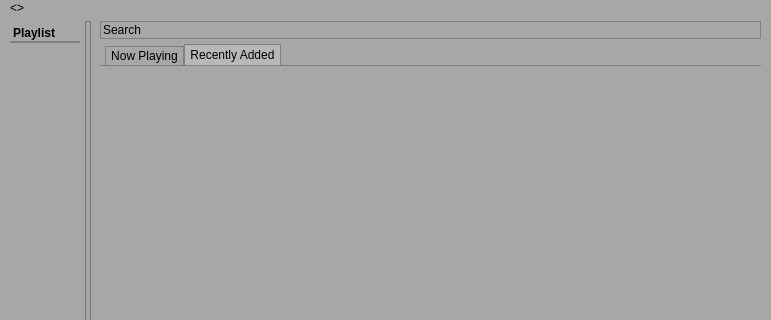
The window that ssmp/ssmp.ui (Sushisource/wubwub) describes before a commit, drawn with Qt 5; both pictures show x 0 to 771 and y 0 to 320 of the 771 by 686 pixel window.
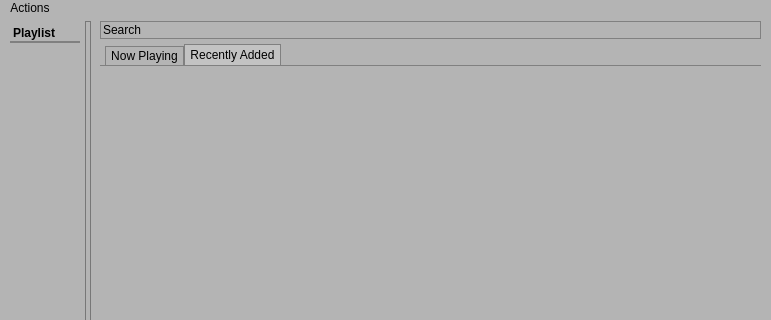
The same window after the commit. Custom widgets are drawn as their Qt base class.

Commit message:
Closeable tabs
Fixed up the ui a bit too

```diff
--- a/ssmp/ssmp.ui
+++ b/ssmp/ssmp.ui
@@ -22,27 +22,27 @@
      <colorrole role="Button">
       <brush brushstyle="SolidPattern">
        <color alpha="255">
-        <red>167</red>
-        <green>167</green>
-        <blue>167</blue>
+        <red>180</red>
+        <green>180</green>
+        <blue>180</blue>
        </color>
       </brush>
      </colorrole>
      <colorrole role="Base">
       <brush brushstyle="SolidPattern">
        <color alpha="255">
-        <red>167</red>
-        <green>167</green>
-        <blue>167</blue>
+        <red>180</red>
+        <green>180</green>
+        <blue>180</blue>
        </color>
       </brush>
      </colorrole>
      <colorrole role="Window">
       <brush brushstyle="SolidPattern">
        <color alpha="255">
-        <red>167</red>
-        <green>167</green>
-        <blue>167</blue>
+        <red>180</red>
+        <green>180</green>
+        <blue>180</blue>
        </color>
       </brush>
      </colorrole>
@@ -60,27 +60,27 @@
      <colorrole role="Button">
       <brush brushstyle="SolidPattern">
        <color alpha="255">
-        <red>167</red>
-        <green>167</green>
-        <blue>167</blue>
+        <red>180</red>
+        <green>180</green>
+        <blue>180</blue>
        </color>
       </brush>
      </colorrole>
      <colorrole role="Base">
       <brush brushstyle="SolidPattern">
        <color alpha="255">
-        <red>167</red>
-        <green>167</green>
-        <blue>167</blue>
+        <red>180</red>
+        <green>180</green>
+        <blue>180</blue>
        </color>
       </brush>
      </colorrole>
      <colorrole role="Window">
       <brush brushstyle="SolidPattern">
        <color alpha="255">
-        <red>167</red>
-        <green>167</green>
-        <blue>167</blue>
+        <red>180</red>
+        <green>180</green>
+        <blue>180</blue>
        </color>
       </brush>
      </colorrole>
@@ -98,27 +98,27 @@
      <colorrole role="Button">
       <brush brushstyle="SolidPattern">
        <color alpha="255">
-        <red>167</red>
-        <green>167</green>
-        <blue>167</blue>
+        <red>180</red>
+        <green>180</green>
+        <blue>180</blue>
        </color>
       </brush>
      </colorrole>
      <colorrole role="Base">
       <brush brushstyle="SolidPattern">
        <color alpha="255">
-        <red>167</red>
-        <green>167</green>
-        <blue>167</blue>
+        <red>180</red>
+        <green>180</green>
+        <blue>180</blue>
        </color>
       </brush>
      </colorrole>
      <colorrole role="Window">
       <brush brushstyle="SolidPattern">
        <color alpha="255">
-        <red>167</red>
-        <green>167</green>
-        <blue>167</blue>
+        <red>180</red>
+        <green>180</green>
+        <blue>180</blue>
        </color>
       </brush>
      </colorrole>
@@ -139,7 +139,7 @@
   </property>
   <property name="styleSheet">
    <string notr="true">QObject {
-	background: rgb(167, 167, 167);
+	background: rgb(180, 180, 180);
 }
 
 QMenuBar {
@@ -150,12 +150,12 @@
  QMenuBar::item {
      spacing: 3px;
      padding: 1px 4px;
-     background: transparent;
-     border-radius: 5px;
+	background: transparent;
  }
 
  QMenuBar::item:selected { /* when selected using mouse or keyboard */
-     background: #a8a8a8;
+     background: rgba(0,0,0,50);
+border: 1px solid gray;
  }
 
  QMenuBar::item:pressed {
@@ -167,15 +167,12 @@
 	border-radius: 5px;
 }
 
-
 QListView {
 border: 1px solid grey;
 }
 
 QListView::item {
 border: none;
-border-top-color: transparent;
-border-bottom-color: transparent;
 }
 
 QListView::item:selected {
@@ -407,7 +404,7 @@
    </property>
    <widget class="QMenu" name="menuOptions">
     <property name="title">
-     <string>&lt;&gt;</string>
+     <string>Actions</string>
     </property>
     <addaction name="optionsAction"/>
     <addaction name="actionAbout"/>
@@ -438,6 +435,12 @@
    <header>playback/playbackwidget.h</header>
    <container>1</container>
   </customwidget>
+  <customwidget>
+   <class>ssmpTabWidget</class>
+   <extends>QTabWidget</extends>
+   <header>albumtab/ssmptabwidget.h</header>
+   <container>1</container>
+  </customwidget>
  </customwidgets>
  <resources/>
  <connections/>
```
Left out of the diff: 9 changed lines with no effect on the pictures. The commit also changes 6 other files.
